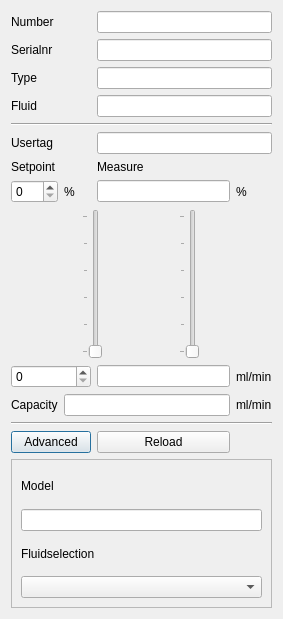
Above: ui/flowchannel.ui from ArJKloek/FlowControl before the change. Below: the same form after it.
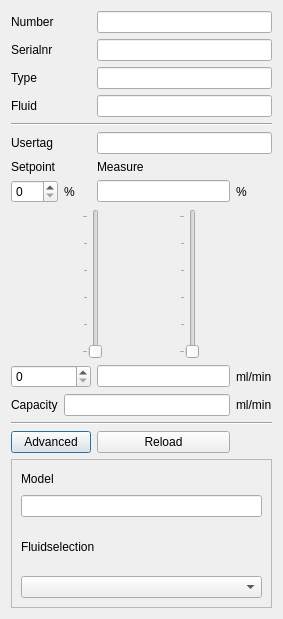
That is the form after the change.

What changed in the file:
```diff
--- a/ui/flowchannel.ui
+++ b/ui/flowchannel.ui
@@ -150,25 +150,36 @@
       <enum>QFrame::Raised</enum>
      </property>
      <layout class="QGridLayout" name="gridLayout_5">
-      <item row="0" column="0">
-       <widget class="QLabel" name="label_3">
-        <property name="text">
-         <string>Model</string>
-        </property>
-       </widget>
-      </item>
-      <item row="2" column="0">
+      <item row="3" column="0">
        <widget class="QLabel" name="label_2">
         <property name="text">
          <string>Fluidselection</string>
         </property>
        </widget>
       </item>
-      <item row="3" column="0">
+      <item row="4" column="0">
        <widget class="QComboBox" name="cb_fluids"/>
       </item>
       <item row="1" column="0">
-       <widget class="QLineEdit" name="le_model"/>
+       <layout class="QGridLayout" name="gridLayout_2">
+        <item row="0" column="0">
+         <widget class="QLabel" name="label_3">
+          <property name="text">
+           <string>Model</string>
+          </property>
+         </widget>
+        </item>
+        <item row="0" column="1">
+         <widget class="QLabel" name="lb_icon">
+          <property name="text">
+           <string/>
+          </property>
+         </widget>
+        </item>
+        <item row="1" column="0" colspan="2">
+         <widget class="QLineEdit" name="le_model"/>
+        </item>
+       </layout>
       </item>
      </layout>
     </widget>
```
